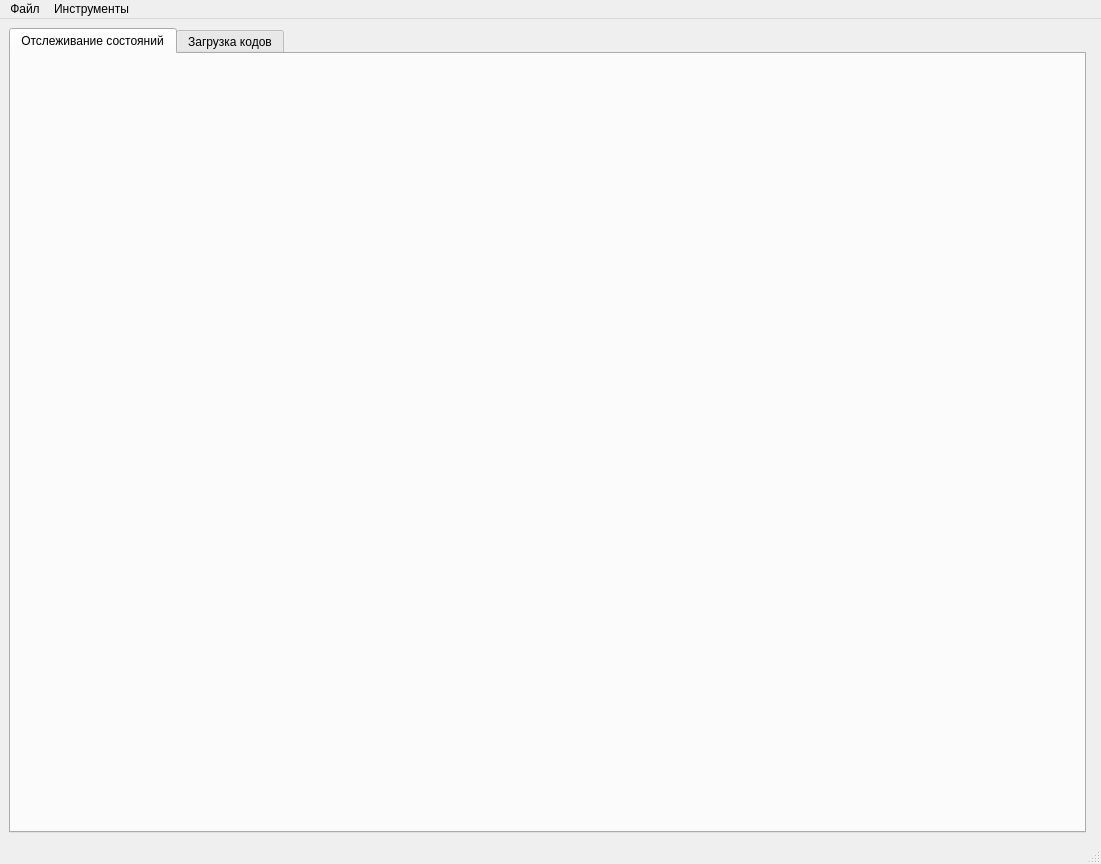
Before: the Qt Designer form mainwindow.ui in wepavel/BLSMark, drawn with Qt 5.
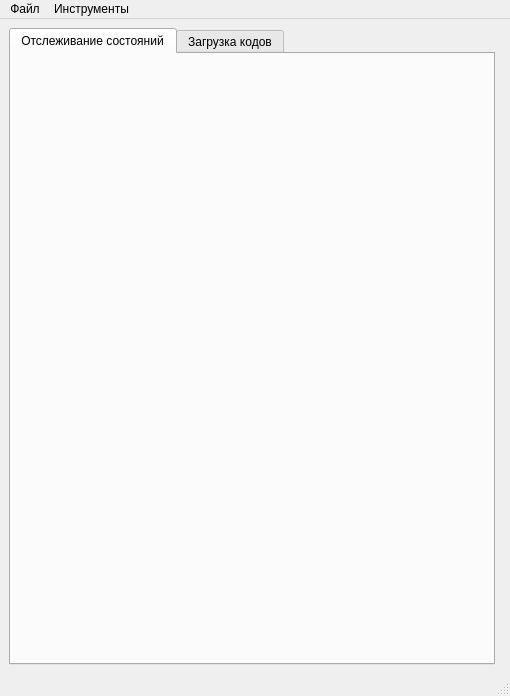
After: the same form once the commit is applied.

```diff
--- a/mainwindow.ui
+++ b/mainwindow.ui
@@ -6,8 +6,8 @@
    <rect>
     <x>0</x>
     <y>0</y>
-    <width>1101</width>
-    <height>864</height>
+    <width>510</width>
+    <height>696</height>
    </rect>
   </property>
   <property name="windowTitle">
@@ -72,7 +72,7 @@
     <rect>
      <x>0</x>
      <y>0</y>
-     <width>1101</width>
+     <width>510</width>
      <height>21</height>
     </rect>
    </property>
```
